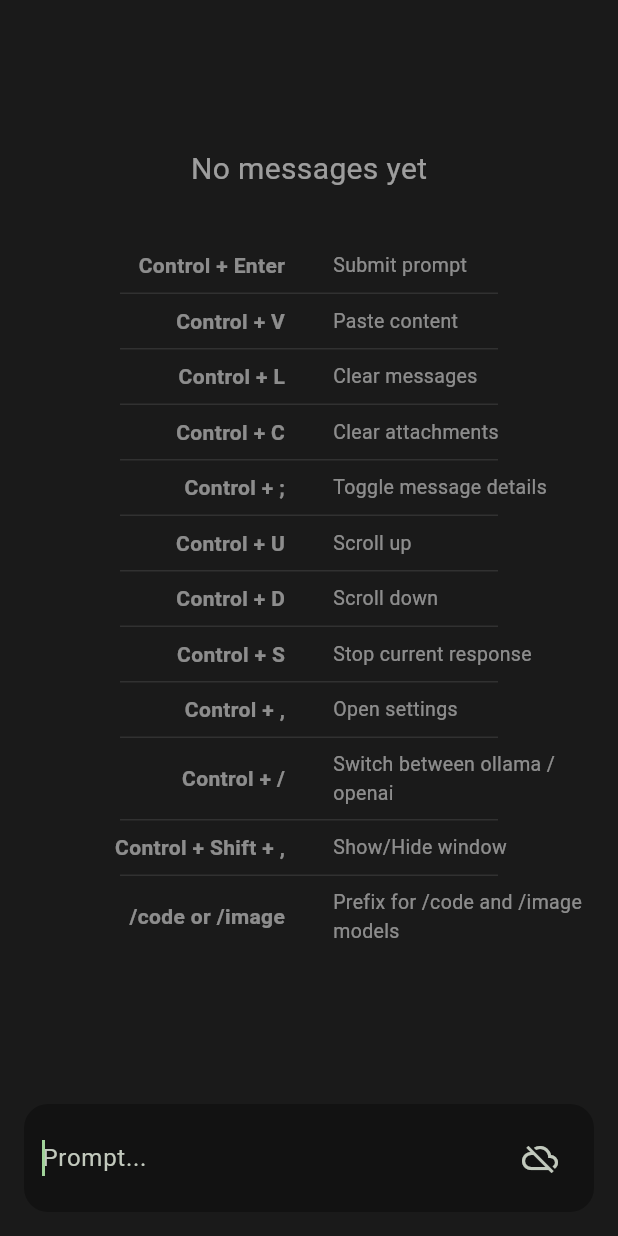
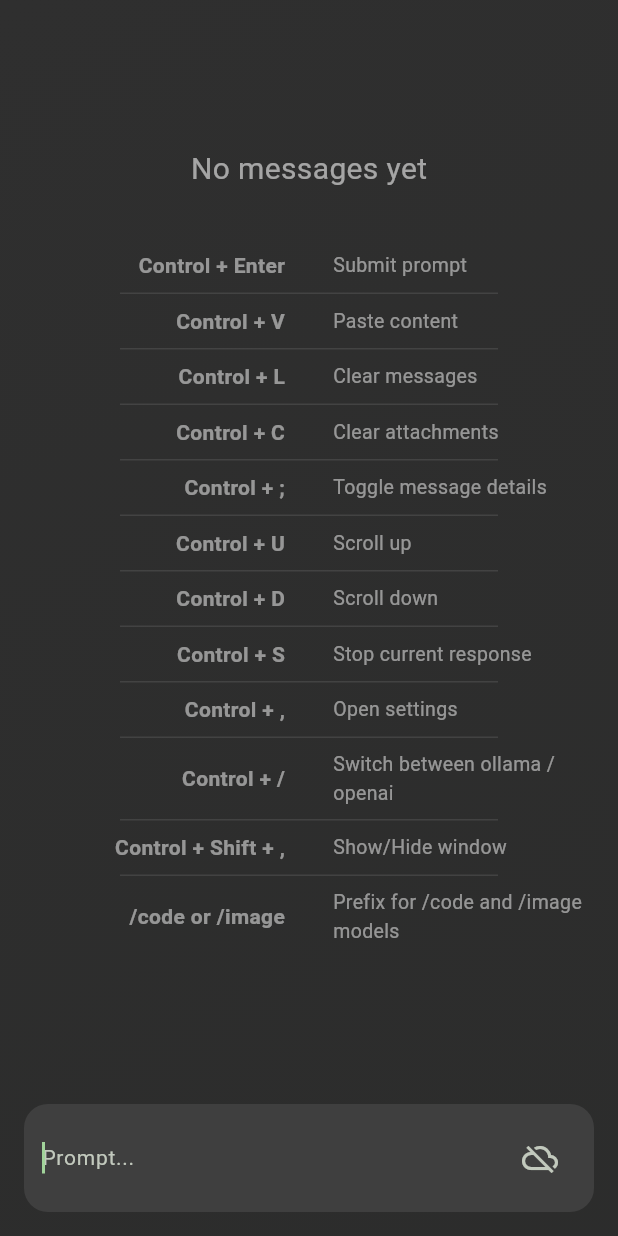
Before and after one commit to alanfortlink/misc, a Flutter app: the screen it shows after launch, on a phone screen of 412 x 824 dp. Run offline on Flutter 3.47's test engine with Material 3 defaults, Android fonts, the phone set to English and light mode, and no system bars; our stand-ins replace flutter_animate, flutter_markdown, line_icons, shared_preferences; missing offline and left inert: hotkey_manager, pasteboard, syntax_highlight, tray_manager, window_manager; network calls fail; statements that could not run were skipped.

Commit message:
update layout

```diff
--- a/jarvis_chat/lib/jarvis_theme.dart
+++ b/jarvis_chat/lib/jarvis_theme.dart
@@ -1,10 +1,13 @@
 import 'package:flutter/painting.dart';
 
 class JarvisTheme {
-  static const Color backgroundColor = Color(0xFF1A1A1A);
-  static const Color darkerThanBackground = Color(0xFF121212);
-  static const Color brighterThanBackground = Color(0xFF383838);
+  static const Color backgroundColor = Color(0xFF2F2F2F);
+  static const Color slightlyDarkerThanBackground = Color(0xFF2A2A2A);
+  static const Color darkerThanBackground = Color(0xFF1F1F1F);
+  static const Color brighterThanBackground = Color(0xFF3F3F3F);
+  static const Color muchBrighterThanBackground = Color(0xFF4F4F4F);
 
   static const Color textColor = Color(0xAAE0E0E0);
+  static const Color brighterTextColor = Color(0xFFE0E0E0);
   static const Color weakerTextColor = Color(0x44E0E0E0);
 }
--- a/jarvis_chat/lib/llm/openai_client.dart
+++ b/jarvis_chat/lib/llm/openai_client.dart
@@ -22,7 +22,7 @@ class OpenAIClient extends LLMClientBase {
   Map<String, Object?> parseMessage(ChatMessage? message) {
     if (message == null) {
       return {
-        "role": "developer",
+        "role": "system",
         "content": """You are an assistant for a good software engineer.
 Prefer to use simple and short answers.
 Do not explain too much, unless it is explicitly requested.
--- a/jarvis_chat/lib/main_page.dart
+++ b/jarvis_chat/lib/main_page.dart
@@ -37,7 +37,6 @@ class _MainPageState extends State<MainPage> {
         child: ChangeNotifierProvider.value(
           value: widget.chatState,
           child: Scaffold(
-            backgroundColor: JarvisTheme.backgroundColor,
             body: MainPanel(),
           ),
         ),
@@ -65,7 +64,19 @@ class _MainPanelState extends State<MainPanel> {
     ];
 
     return Container(
-      margin: const EdgeInsets.all(16.0),
+      padding: const EdgeInsets.all(16.0),
+      decoration: BoxDecoration(
+        gradient: LinearGradient(
+          begin: Alignment.topLeft,
+          end: Alignment.bottomRight,
+          colors: [
+            JarvisTheme.backgroundColor,
+            JarvisTheme.backgroundColor.withValues(
+              alpha: 0.9,
+            ),
+          ],
+        ),
+      ),
       child: Column(
         children: [
           Expanded(
@@ -105,7 +116,7 @@ class _MainPanelState extends State<MainPanel> {
                               ? Container()
                               : Container(
                                   height: 1,
-                                  color: JarvisTheme.brighterThanBackground,
+                                  color: JarvisTheme.muchBrighterThanBackground,
                                   margin:
                                       const EdgeInsets.symmetric(vertical: 8),
                                 );
--- a/jarvis_chat/lib/message_panel.dart
+++ b/jarvis_chat/lib/message_panel.dart
@@ -47,7 +47,7 @@ class _MessagePanelState extends State<MessagePanel> {
           decoration: BoxDecoration(
             color: widget.message.isUser
                 ? JarvisTheme.brighterThanBackground
-                : JarvisTheme.backgroundColor,
+                : Colors.transparent,
             borderRadius: BorderRadius.circular(8),
           ),
           child: Column(
--- a/jarvis_chat/lib/prompt_panel.dart
+++ b/jarvis_chat/lib/prompt_panel.dart
@@ -327,7 +327,7 @@ class _PromptPanelState extends State<PromptPanel> {
         Container(
           padding: const EdgeInsets.all(12.0),
           decoration: BoxDecoration(
-            color: JarvisTheme.darkerThanBackground,
+            color: JarvisTheme.brighterThanBackground,
             borderRadius: BorderRadius.circular(16.0),
           ),
           child: Row(
@@ -343,7 +343,8 @@ class _PromptPanelState extends State<PromptPanel> {
                   autofocus: true,
                   canRequestFocus: true,
                   style: TextStyle(
-                    color: JarvisTheme.textColor,
+                    color: JarvisTheme.brighterTextColor,
+                    fontSize: 14.0,
                   ),
                   onChanged: _onPromptChanged,
                   decoration: InputDecoration(
```
